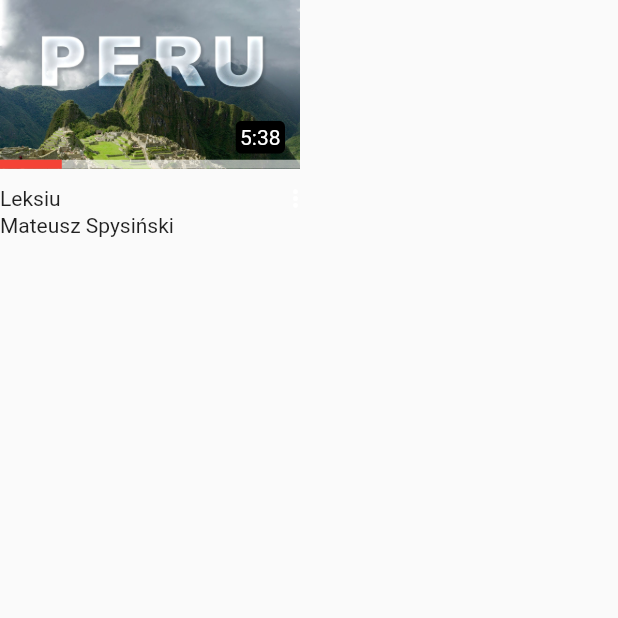
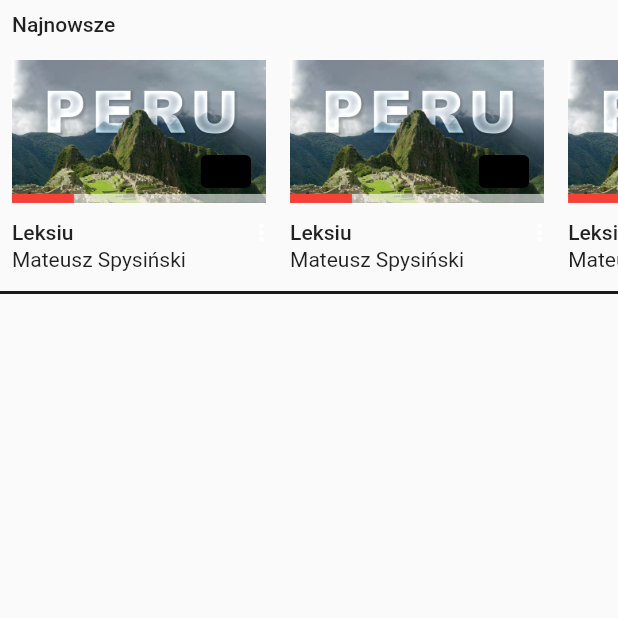
Before and after one commit to Guimmam/youtube_ui_clone, a Flutter app: the LibraryScreen screen opened directly, on a phone screen of 412 x 824 dp, the top half of it. Run offline on Flutter 3.47's test engine with Material 2 defaults, Android fonts, the phone set to English and light mode, and no system bars.

Commit message:
updated library screen

```diff
--- a/lib/screens/library_screen.dart
+++ b/lib/screens/library_screen.dart
@@ -12,7 +12,26 @@ class LibraryScreen extends StatelessWidget {
         child: SingleChildScrollView(
           child: Column(
             children: [
-              SmallVideoWidget(),
+              Padding(
+                padding: const EdgeInsets.all(8.0),
+                child: Align(
+                    alignment: Alignment.topLeft,
+                    child: Text('Najnowsze',
+                        style: Theme.of(context).textTheme.bodyText1)),
+              ),
+              Container(
+                height: 155,
+                child: ListView.builder(
+                  shrinkWrap: true,
+                  scrollDirection: Axis.horizontal,
+                  itemCount: 10,
+                  itemBuilder: (context, index) => SmallVideoWidget(),
+                ),
+              ),
+              Divider(
+                thickness: 2,
+                color: Color.fromARGB(255, 26, 26, 26),
+              ),
             ],
           ),
         ),
--- a/lib/widgets/small_video_widget.dart
+++ b/lib/widgets/small_video_widget.dart
@@ -8,7 +8,8 @@ class SmallVideoWidget extends StatelessWidget {
   Widget build(BuildContext context) {
     int index = 1;
     return Container(
-      width: 200,
+      padding: EdgeInsets.all(8),
+      width: MediaQuery.of(context).size.width * 0.45,
       child: Column(
         children: [
           Stack(
@@ -38,7 +39,7 @@ class SmallVideoWidget extends StatelessWidget {
                     color: Colors.black,
                     child: Text(
                       videos[index].videoLength,
-                      style: TextStyle(color: Colors.white),
+                      style: Theme.of(context).textTheme.bodyText1,
                     ),
                   ),
                 ),
@@ -53,7 +54,10 @@ class SmallVideoWidget extends StatelessWidget {
               Row(
                 mainAxisAlignment: MainAxisAlignment.spaceBetween,
                 children: [
-                  Text('Leksiu'),
+                  Text(
+                    'Leksiu',
+                    style: Theme.of(context).textTheme.bodyText1,
+                  ),
                   Container(
                     height: 20,
                     width: 12,
```
